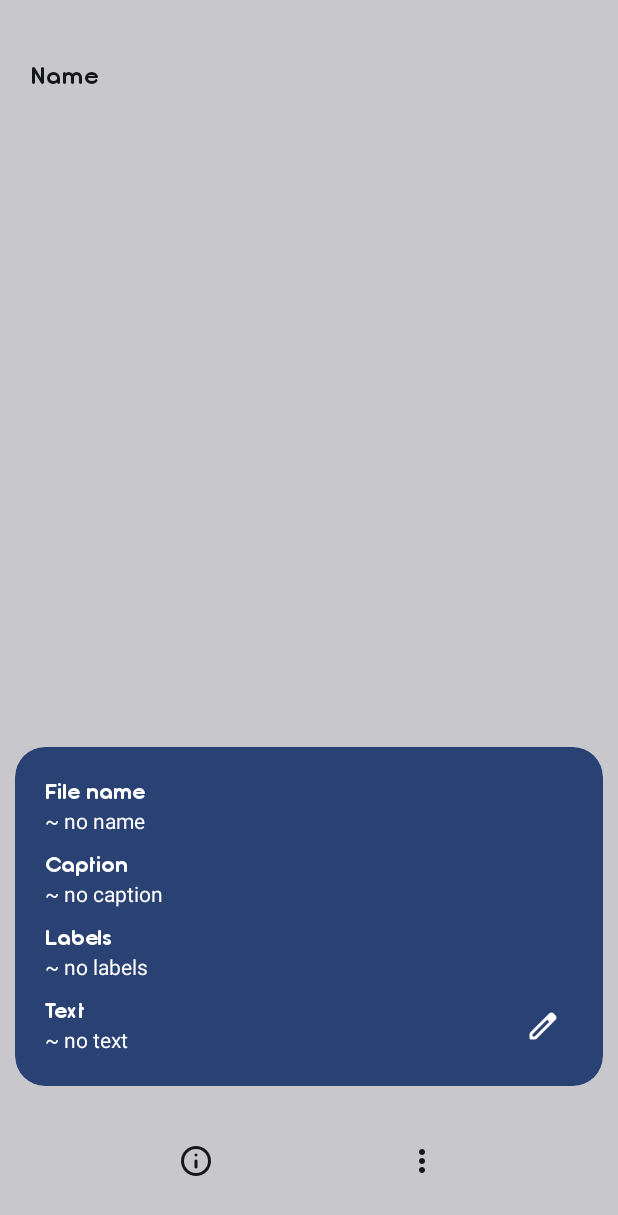
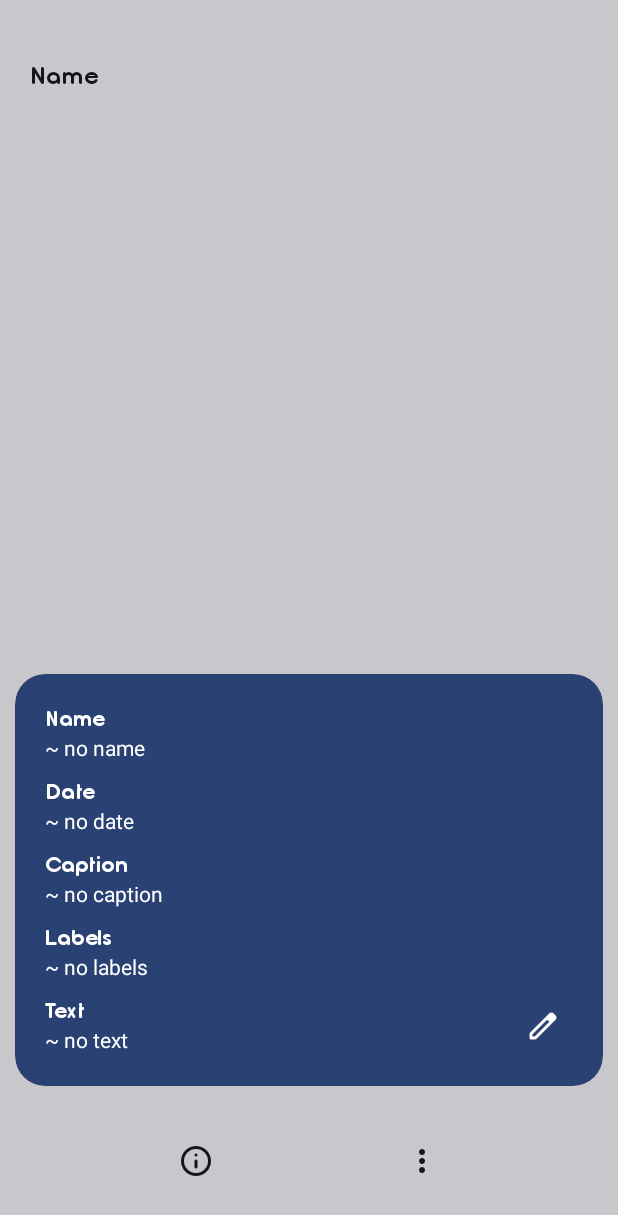
Before and after one commit to BOTPanzer/Coon-Gallery, an Android app built with Jetpack Compose: the DisplayActivity screen opened directly, with no data from a screen before it, after a tap on an icon or button, on a phone screen of 412 x 824 dp. Shown: the top 1215 px of the screen. Run offline under Robolectric (Android 15) with nearby library versions, the phone set to English and light mode, and no system bars; 1 statement that could not run was skipped.

Commit message:
added item date to DisplayActivity info

```diff
--- a/app/src/main/java/com/botpa/turbophotos/display/DisplayActivity.java
+++ b/app/src/main/java/com/botpa/turbophotos/display/DisplayActivity.java
@@ -34,7 +34,10 @@ import com.botpa.turbophotos.util.TurboItem;
 import com.fasterxml.jackson.databind.JsonNode;
 import com.fasterxml.jackson.databind.node.ObjectNode;
 
+import java.text.SimpleDateFormat;
 import java.util.ArrayList;
+import java.util.Date;
+import java.util.Locale;
 
 public class DisplayActivity extends AppCompatActivity {
 
@@ -66,6 +69,7 @@ public class DisplayActivity extends AppCompatActivity {
     //Views (info)
     private View infoLayout;
     private TextView infoName;
+    private TextView infoDate;
     private TextView infoCaption;
     private HorizontalScrollView infoLabelsScroll;
     private TextView infoLabels;
@@ -158,6 +162,7 @@ public class DisplayActivity extends AppCompatActivity {
         //Views (info)
         infoLayout = findViewById(R.id.infoLayout);
         infoName = findViewById(R.id.infoName);
+        infoDate = findViewById(R.id.infoDate);
         infoCaption = findViewById(R.id.infoCaption);
         infoLabelsScroll = findViewById(R.id.infoLabelsScroll);
         infoLabels = findViewById(R.id.infoLabels);
@@ -478,6 +483,11 @@ public class DisplayActivity extends AppCompatActivity {
         optionsEdit.setVisibility(isTrashed ? View.GONE : View.VISIBLE);
         optionsOpenOutside.setVisibility(isTrashed ? View.GONE : View.VISIBLE);
 
+        //Create date text
+        Date date = new Date(currentItem.lastModified * 1000);
+        SimpleDateFormat formatter1 = new SimpleDateFormat("dd/MM/yyyy", Locale.ENGLISH);
+        SimpleDateFormat formatter2 = new SimpleDateFormat("hh:mm.ss a", Locale.ENGLISH);
+
         //Load image info (caption & labels)
         String caption = "";
         String labels = "";
@@ -523,7 +533,10 @@ public class DisplayActivity extends AppCompatActivity {
         } catch (Exception ignored) {
             //Error while parsing JSON
         }
+
+        //Update text
         infoName.setText(currentItem.name);
+        infoDate.setText(formatter1.format(date) + ", " + formatter2.format(date));
         infoCaption.setText(caption);
         infoLabels.setText(labels);
         infoText.setText(text);
--- a/app/src/main/res/layout/display.xml
+++ b/app/src/main/res/layout/display.xml
@@ -166,7 +166,7 @@
                                     android:layout_width="match_parent"
                                     android:layout_height="wrap_content"
                                     android:fontFamily="@font/opificio_bold_rounded"
-                                    android:text="File name"
+                                    android:text="Name"
                                     android:textColor="?attr/colorOnPrimary" />
 
                                 <TextView
@@ -174,6 +174,29 @@
                                     android:layout_width="match_parent"
                                     android:layout_height="wrap_content"
                                     android:hint="~ no name"
+                                    android:textColor="?attr/colorOnPrimary"
+                                    android:textColorHint="?attr/colorOnPrimary" />
+
+                            </LinearLayout>
+
+                            <LinearLayout
+                                android:layout_width="match_parent"
+                                android:layout_height="match_parent"
+                                android:layout_marginBottom="10dp"
+                                android:orientation="vertical">
+
+                                <TextView
+                                    android:layout_width="match_parent"
+                                    android:layout_height="wrap_content"
+                                    android:fontFamily="@font/opificio_bold_rounded"
+                                    android:text="Date"
+                                    android:textColor="?attr/colorOnPrimary" />
+
+                                <TextView
+                                    android:id="@+id/infoDate"
+                                    android:layout_width="match_parent"
+                                    android:layout_height="wrap_content"
+                                    android:hint="~ no date"
                                     android:textColor="?attr/colorOnPrimary"
                                     android:textColorHint="?attr/colorOnPrimary" />
 
```
